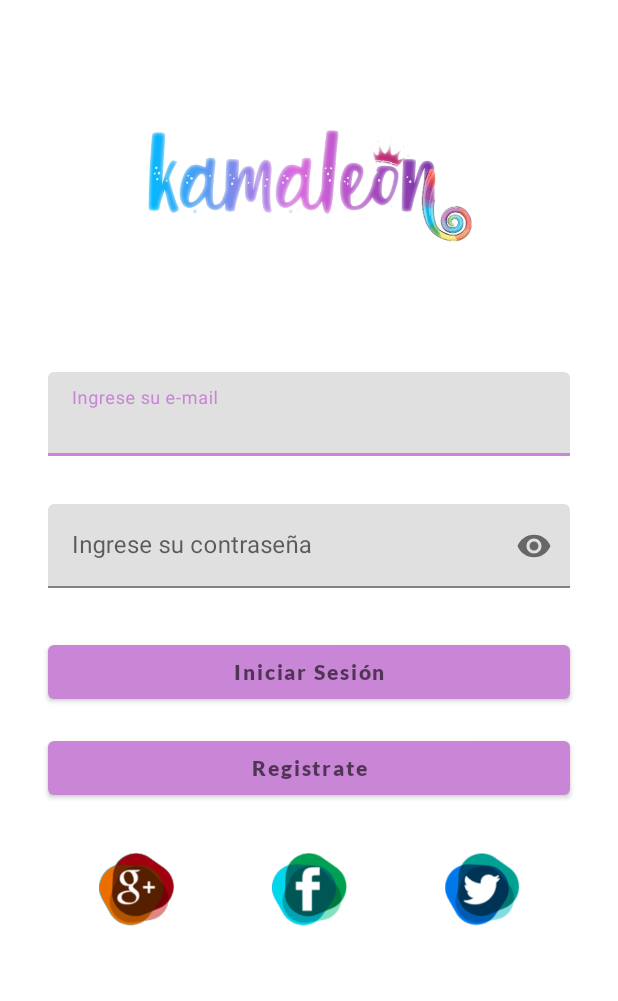
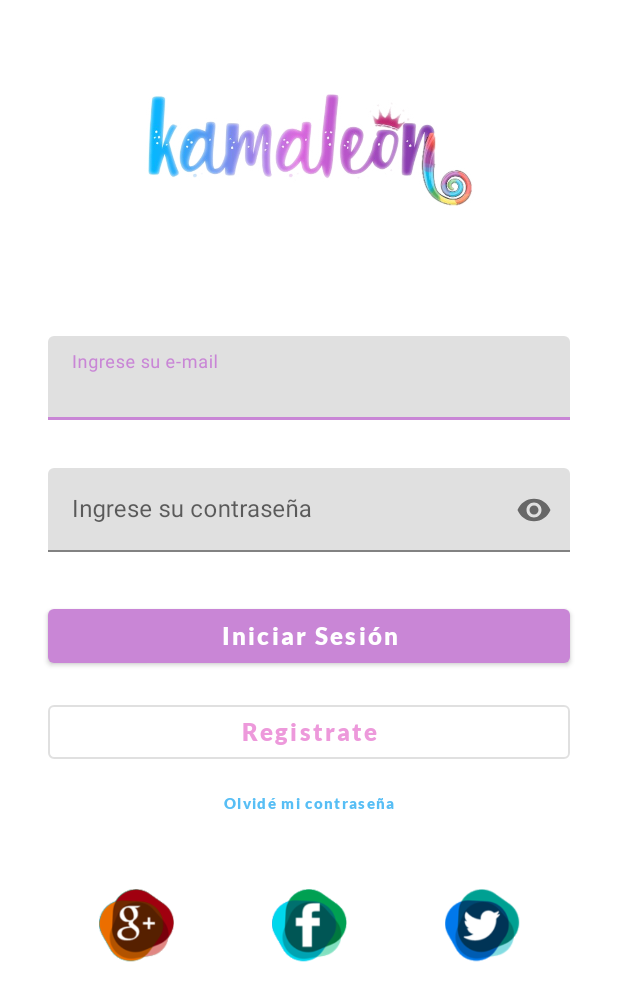
Before and after one commit to CodeGeekR/AppMovil_G1-P3, an Android app: the screen it shows after launch (ActividadInicial), on a phone screen of 412 x 824 dp. Shown: the top 1001 px of the screen. Run offline under Robolectric (Android 15) with nearby library versions, the phone set to English and light mode, and no system bars; our stand-ins replace navigation-ui.

Commit message:
Se agrega vista registro y olvide la contrasena

```diff
--- a/app/src/main/java/com/grupounoptresunal/kamaleon/LoginFragment.kt
+++ b/app/src/main/java/com/grupounoptresunal/kamaleon/LoginFragment.kt
@@ -5,6 +5,7 @@ import androidx.fragment.app.Fragment
 import android.view.LayoutInflater
 import android.view.View
 import android.view.ViewGroup
+import androidx.navigation.fragment.findNavController
 import com.grupounoptresunal.kamaleon.databinding.FragmentLoginBinding
 
 
@@ -30,6 +31,18 @@ class LoginFragment : Fragment() {
         return binding.root
     }
 
+    override fun onStart() {
+        super.onStart()
+        binding.buttonRegisLogin.setOnClickListener() {
+            findNavController().navigate(R.id.action_loginFragment_to_registroFragment2)
+
+
+        }
+        binding.buttonOlvidePassword.setOnClickListener() {
+            findNavController().navigate(R.id.action_loginFragment_to_passwordOlvidadoFragment2)
+
+        }
+    }
 
 
 }
--- a/app/src/main/res/layout/fragment_login.xml
+++ b/app/src/main/res/layout/fragment_login.xml
@@ -10,7 +10,7 @@
         android:id="@+id/imageView2"
         android:layout_width="220dp"
         android:layout_height="120dp"
-        android:layout_marginTop="64dp"
+        android:layout_marginTop="40dp"
         android:src="@drawable/logo_letras"
         app:layout_constraintEnd_toEndOf="parent"
         app:layout_constraintStart_toStartOf="parent"
@@ -19,7 +19,7 @@
 
 
     <com.google.android.material.textfield.TextInputLayout
-        android:id="@+id/editTextTextPersonName"
+        android:id="@+id/editTextTextEmailLogin"
         android:layout_width="match_parent"
         android:layout_height="wrap_content"
         android:layout_marginStart="32dp"
@@ -42,7 +42,7 @@
 
 
     <com.google.android.material.textfield.TextInputLayout
-        android:id="@+id/editTextTextPersonName2"
+        android:id="@+id/editTextTextPasswordLogin"
         android:layout_width="match_parent"
         android:layout_height="wrap_content"
         android:layout_marginStart="32dp"
@@ -53,7 +53,7 @@
         android:hint="@string/password_label"
         app:layout_constraintEnd_toEndOf="parent"
         app:layout_constraintStart_toStartOf="parent"
-        app:layout_constraintTop_toBottomOf="@+id/editTextTextPersonName"
+        app:layout_constraintTop_toBottomOf="@+id/editTextTextEmailLogin"
         app:endIconMode="password_toggle">
 
         <com.google.android.material.textfield.TextInputEditText
@@ -65,7 +65,7 @@
 
 
     <com.google.android.material.button.MaterialButton
-        android:id="@+id/button"
+        android:id="@+id/buttonInicionSeccion"
         android:layout_width="match_parent"
         android:layout_height="wrap_content"
         android:layout_marginStart="32dp"
@@ -73,13 +73,15 @@
         android:layout_marginEnd="32dp"
         android:fontFamily="@font/lato_black"
         android:hint="@string/Login_label"
+        android:textColorHint="@color/white"
+        android:textSize="16sp"
         app:layout_constraintEnd_toEndOf="parent"
         app:layout_constraintStart_toStartOf="parent"
-        app:layout_constraintTop_toBottomOf="@+id/editTextTextPersonName2"
-        />
+        app:layout_constraintTop_toBottomOf="@+id/editTextTextPasswordLogin" />
 
     <com.google.android.material.button.MaterialButton
-        android:id="@+id/button2"
+        android:id="@+id/buttonRegisLogin"
+        style="?attr/materialButtonOutlinedStyle"
         android:layout_width="match_parent"
         android:layout_height="wrap_content"
         android:layout_marginStart="32dp"
@@ -87,11 +89,27 @@
         android:layout_marginEnd="32dp"
         android:fontFamily="@font/lato_black"
         android:hint="@string/Register_label"
+
+        android:textColorHint="@color/purple_200"
+        android:textSize="16sp"
         app:layout_constraintEnd_toEndOf="parent"
-        app:layout_constraintHorizontal_bias="0.0"
         app:layout_constraintStart_toStartOf="parent"
-        app:layout_constraintTop_toBottomOf="@+id/button"
-        />
+        app:layout_constraintTop_toBottomOf="@+id/buttonInicionSeccion" />
+
+    <com.google.android.material.button.MaterialButton
+        android:id="@+id/buttonOlvidePassword"
+        android:layout_width="match_parent"
+        android:layout_height="wrap_content"
+        android:layout_marginStart="32dp"
+        android:layout_marginEnd="32dp"
+        android:fontFamily="@font/lato_black"
+        android:hint="@string/olvide_Password"
+        style="@style/Widget.MaterialComponents.Button.TextButton"
+        android:textColorHint="@color/purple_700"
+        android:textSize="10sp"
+        app:layout_constraintEnd_toEndOf="parent"
+        app:layout_constraintStart_toStartOf="parent"
+        app:layout_constraintTop_toBottomOf="@+id/buttonRegisLogin" />
 
     <com.google.android.material.imageview.ShapeableImageView
         android:id="@+id/imageView"
@@ -101,7 +119,7 @@
         android:src="@drawable/logo_meta"
         app:layout_constraintEnd_toEndOf="parent"
         app:layout_constraintStart_toStartOf="parent"
-        app:layout_constraintTop_toBottomOf="@+id/button2" />
+        app:layout_constraintTop_toBottomOf="@id/buttonOlvidePassword" />
 
     <com.google.android.material.imageview.ShapeableImageView
         android:id="@+id/imageView3"
@@ -111,7 +129,7 @@
         android:src="@drawable/logo_g"
         app:layout_constraintEnd_toStartOf="@+id/imageView"
         app:layout_constraintStart_toStartOf="parent"
-        app:layout_constraintTop_toBottomOf="@+id/button2" />
+        app:layout_constraintTop_toBottomOf="@id/buttonOlvidePassword" />
 
     <com.google.android.material.imageview.ShapeableImageView
         android:id="@+id/imageView4"
@@ -121,6 +139,6 @@
         android:src="@drawable/logo_tw"
         app:layout_constraintEnd_toEndOf="parent"
         app:layout_constraintStart_toEndOf="@+id/imageView"
-        app:layout_constraintTop_toBottomOf="@+id/button2" />
+        app:layout_constraintTop_toBottomOf="@id/buttonOlvidePassword" />
 
 </androidx.constraintlayout.widget.ConstraintLayout>
--- a/app/src/main/res/navigation/nav_graph.xml
+++ b/app/src/main/res/navigation/nav_graph.xml
@@ -9,5 +9,42 @@
         android:id="@+id/loginFragment"
         android:name="com.grupounoptresunal.kamaleon.LoginFragment"
         android:label="fragment_login"
-        tools:layout="@layout/fragment_login" />
+        tools:layout="@layout/fragment_login" >
+        <action
+            android:id="@+id/action_loginFragment_to_registroFragment2"
+            app:destination="@id/registroFragment" />
+        <action
+            android:id="@+id/action_loginFragment_to_passwordOlvidadoFragment2"
+            app:destination="@id/passwordOlvidadoFragment" />
+    </fragment>
+    <fragment
+        android:id="@+id/registroFragment"
+        android:name="com.grupounoptresunal.kamaleon.RegistroFragment"
+        android:label="fragment_registro"
+        tools:layout="@layout/fragment_registro" >
+        <action
+            android:id="@+id/action_registroFragment_to_loginFragment2"
+            app:destination="@id/loginFragment" />
+    </fragment>
+    <fragment
+        android:id="@+id/passwordOlvidadoFragment"
+        android:name="com.grupounoptresunal.kamaleon.PasswordOlvidadoFragment"
+        android:label="fragment_password_olvidado"
+        tools:layout="@layout/fragment_password_olvidado" >
+        <action
+            android:id="@+id/action_passwordOlvidadoFragment_to_loginFragment"
+            app:destination="@id/loginFragment" />
+        <action
+            android:id="@+id/action_passwordOlvidadoFragment_to_passwordOlvidadoContinuarFragment"
+            app:destination="@id/passwordOlvidadoContinuarFragment" />
+    </fragment>
+    <fragment
+        android:id="@+id/passwordOlvidadoContinuarFragment"
+        android:name="com.grupounoptresunal.kamaleon.PasswordOlvidadoContinuarFragment"
+        android:label="fragment_password_olvidado_continuar"
+        tools:layout="@layout/fragment_password_olvidado_continuar" >
+        <action
+            android:id="@+id/action_passwordOlvidadoContinuarFragment_to_loginFragment"
+            app:destination="@id/loginFragment" />
+    </fragment>
 </navigation>
```
Also changed, not shown: app/src/main/java/com/grupounoptresunal/kamaleon/PasswordOlvidadoContinuarFragment.kt (added, +40 -0 lines), app/src/main/java/com/grupounoptresunal/kamaleon/PasswordOlvidadoFragment.kt (added, +42 -0 lines), app/src/main/java/com/grupounoptresunal/kamaleon/RegistroFragment.kt (added, +40 -0 lines), app/src/main/res/layout/fragment_password_olvidado.xml (added, +101 -0 lines), app/src/main/res/layout/fragment_password_olvidado_continuar.xml (added, +119 -0 lines), app/src/main/res/layout/fragment_registro.xml (added, +161 -0 lines), app/src/main/res/values/strings.xml (+9 -0 lines), 6 other files.
